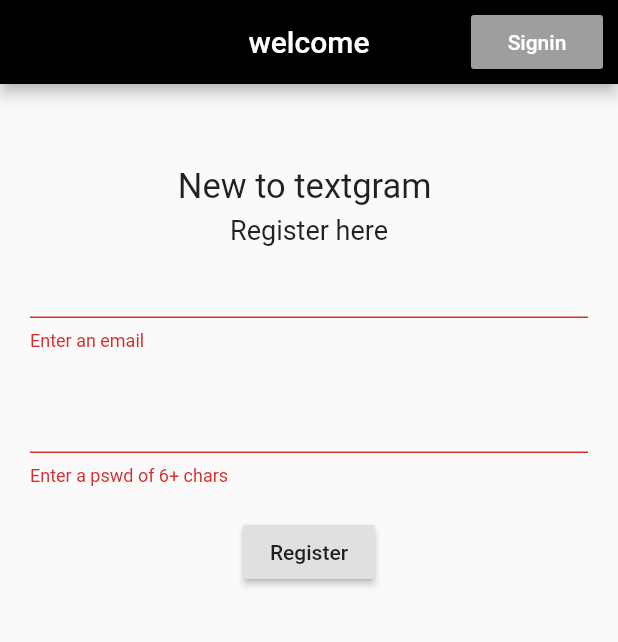
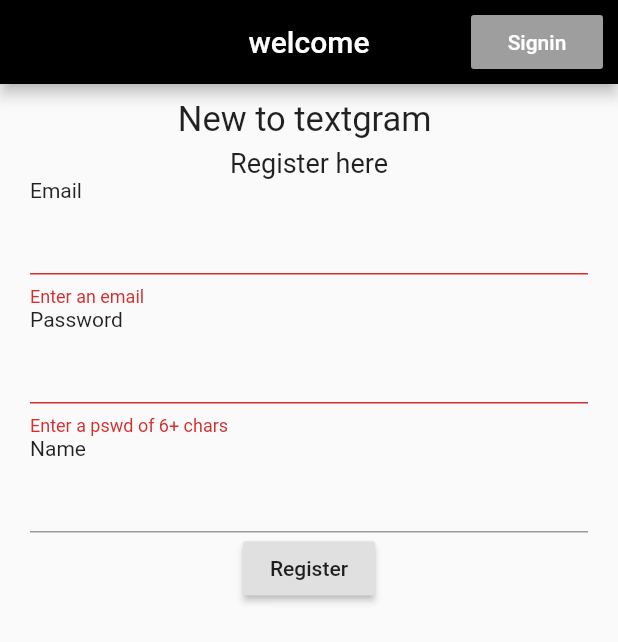
Before and after one commit to pravalikamukkiri/Textgram, a Flutter app: the screen it shows after launch, after a tap on "Register", on a phone screen of 412 x 824 dp. Shown: the top 642 px of the screen. Run offline on Flutter 3.47's test engine with Material 2 defaults, Android fonts, the phone set to English and light mode, and no system bars; our stand-ins replace cloud_firestore, firebase_auth, firebase_core; accounts and stored records are empty.

Commit message:
profile updated

```diff
--- a/lib/authenticate/register.dart
+++ b/lib/authenticate/register.dart
@@ -2,6 +2,8 @@ import 'package:flutter/material.dart';
 import 'package:firebase_auth/firebase_auth.dart';
 import 'package:firebase_core/firebase_core.dart';
 import 'package:flutter/rendering.dart';
+import 'package:ffff/services/database.dart';
+import 'package:ffff/items.dart';
 
 class Register extends StatefulWidget {
 
@@ -18,7 +20,7 @@ class _RegisterState extends State<Register> {
 
   String email;
   String password;
-
+  String name;
   @override
   Widget build(BuildContext context) {
     return Scaffold(
@@ -49,10 +51,9 @@ class _RegisterState extends State<Register> {
       body: Form(
         key: _formKey,
         child: Padding(
-          padding: EdgeInsets.symmetric(horizontal: 20, vertical: 10),
+          padding: EdgeInsets.symmetric(horizontal: 20, vertical: 5),
           child: Column(
             children: [
-              SizedBox(height: 40,),
               Container(
                 padding: EdgeInsets.all(5),
                 child: Text('New to textgram ',
@@ -64,6 +65,10 @@ class _RegisterState extends State<Register> {
               style: TextStyle(
                 fontSize: 18,
               ),),
+              //SizedBox(height: 10,),
+              Container(
+                alignment: Alignment.bottomLeft,
+                  child: Text('Email')),
               TextFormField(
                 validator: (val) => val.isEmpty ? 'Enter an email' : null,
                 onChanged: (val) {
@@ -72,7 +77,10 @@ class _RegisterState extends State<Register> {
                   });
                 },
               ),
-              SizedBox(height: 20,),
+              //SizedBox(height: 20,),
+              Container(
+                  alignment: Alignment.bottomLeft,
+                  child: Text('Password')),
               TextFormField(
                 obscureText: true,
                 validator: (val) => (val.length < 6) ? 'Enter a pswd of 6+ chars' : null,
@@ -82,14 +90,30 @@ class _RegisterState extends State<Register> {
                   });
                 },
               ),
-              SizedBox(height: 20,),
+              //SizedBox(height: 20,),
+              Container(
+                  alignment: Alignment.bottomLeft,
+                  child: Text('Name')),
+              TextFormField(
+                onChanged: (val) {
+                  setState(() {
+                    name=val;
+                  });
+                },
+              ),
+              //SizedBox(height: 20,),
               RaisedButton(
                 onPressed: () async {
+                  setState(() {
+                    username=name;
+                    print(username);
+                  });
                   if(_formKey.currentState.validate()) {
                     await FirebaseAuth.instance.createUserWithEmailAndPassword(
-                        email: email, password: password).then((result) {
+                        email: email, password: password).then((result) async{
                       print(result.user.email);
                       widget.authenticate();
+                      await DatabaseService(uid: result.user.uid).updateUserData(name, '');
                     });
                   }
                 },
--- a/lib/authenticate/signin.dart
+++ b/lib/authenticate/signin.dart
@@ -2,13 +2,13 @@ import 'package:flutter/material.dart';
 import 'package:firebase_auth/firebase_auth.dart';
 import 'package:firebase_core/firebase_core.dart';
 import 'package:flutter/rendering.dart';
-import 'package:ffff/authenticate/signin.dart';
+import 'package:ffff/items.dart';
+import 'package:cloud_firestore/cloud_firestore.dart';
 
 class Signin extends StatefulWidget {
   final Function toggleView;
   final Function authenticate;
   Signin({this.toggleView,this.authenticate});
-
   @override
   _SigninState createState() => _SigninState();
 }
--- a/lib/screens/home.dart
+++ b/lib/screens/home.dart
@@ -1,4 +1,5 @@
 import 'package:flutter/material.dart';
+import 'package:ffff/screens/profile.dart';
 
 class Home extends StatefulWidget {
   final Function toggleView;
@@ -68,10 +69,10 @@ class _HomeState extends State<Home> {
             ),
             IconButton(
               onPressed: (){
-                /*Navigator.push(
+                Navigator.push(
                   context,
-                  MaterialPageRoute(builder: (context) => user()),
-                );*/
+                  MaterialPageRoute(builder: (context) => User()),
+                );
               },
               icon: Icon(Icons.account_circle),
               iconSize: 32.0,
```
